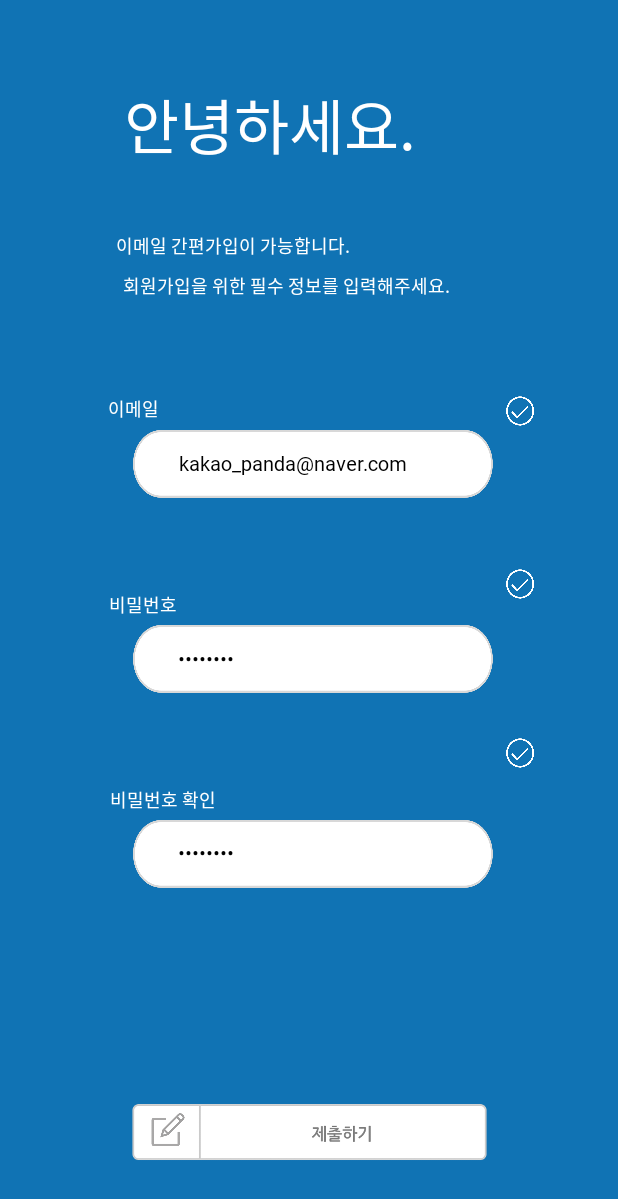
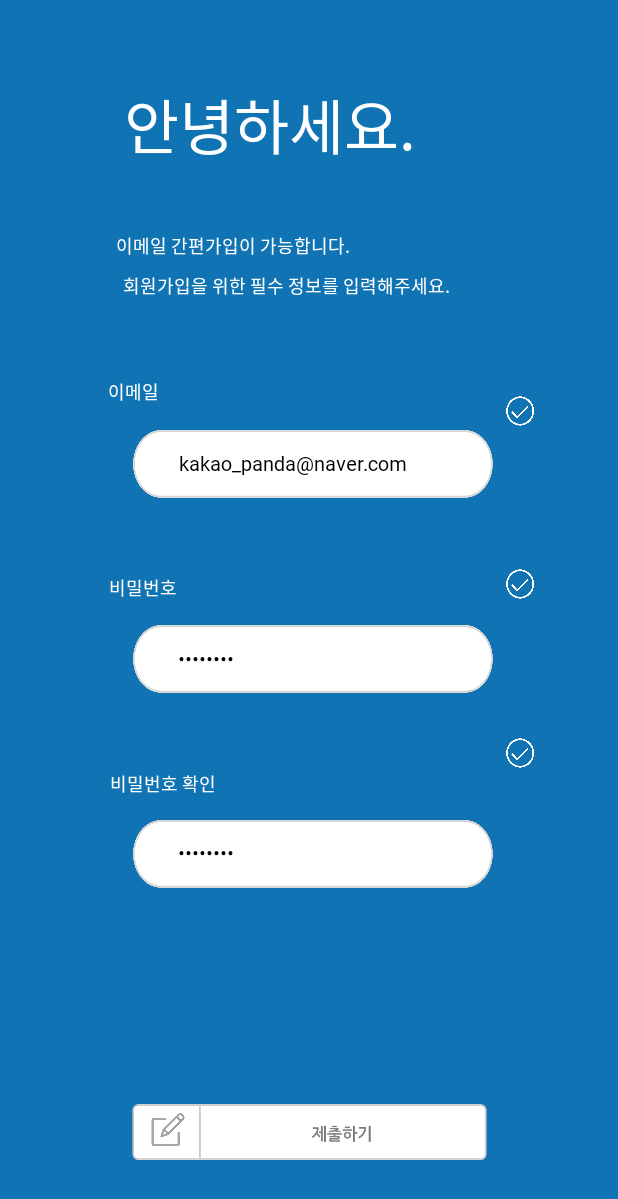
Before and after one commit to kakaopanda/CapstoneDesign, an Android app: the SignupFirstActivity screen opened directly, with no data from a screen before it, on a phone screen of 412 x 824 dp. Shown: the top 1199 px of the screen. Run offline under Robolectric (Android 15) with nearby library versions, the phone set to English and light mode, and no system bars.

Commit message:
20220407

```diff
--- a/app/src/main/res/layout/activity_login_second.xml
+++ b/app/src/main/res/layout/activity_login_second.xml
@@ -105,7 +105,7 @@
         app:layout_constraintHorizontal_bias="0.24"
         app:layout_constraintStart_toStartOf="parent"
         app:layout_constraintTop_toTopOf="parent"
-        app:layout_constraintVertical_bias="0.392"
+        app:layout_constraintVertical_bias="0.383"
         tools:ignore="MissingConstraints" />
 
     <TextView
@@ -121,7 +121,7 @@
         app:layout_constraintHorizontal_bias="0.232"
         app:layout_constraintStart_toStartOf="parent"
         app:layout_constraintTop_toTopOf="parent"
-        app:layout_constraintVertical_bias="0.231"
+        app:layout_constraintVertical_bias="0.222"
         tools:ignore="MissingConstraints" />
 
     <ImageView
--- a/app/src/main/res/layout/activity_signup_first.xml
+++ b/app/src/main/res/layout/activity_signup_first.xml
@@ -92,7 +92,7 @@
         app:layout_constraintHorizontal_bias="0.215"
         app:layout_constraintStart_toStartOf="parent"
         app:layout_constraintTop_toTopOf="parent"
-        app:layout_constraintVertical_bias="0.65"
+        app:layout_constraintVertical_bias="0.637"
         tools:ignore="MissingConstraints" />
 
     <ImageView
@@ -141,10 +141,10 @@
         android:textSize="12dp"
         app:layout_constraintBottom_toBottomOf="parent"
         app:layout_constraintEnd_toEndOf="parent"
-        app:layout_constraintHorizontal_bias="0.199"
+        app:layout_constraintHorizontal_bias="0.198"
         app:layout_constraintStart_toStartOf="parent"
         app:layout_constraintTop_toTopOf="parent"
-        app:layout_constraintVertical_bias="0.489"
+        app:layout_constraintVertical_bias="0.475"
         tools:ignore="MissingConstraints" />
 
     <TextView
@@ -158,10 +158,10 @@
         android:textSize="12dp"
         app:layout_constraintBottom_toBottomOf="parent"
         app:layout_constraintEnd_toEndOf="parent"
-        app:layout_constraintHorizontal_bias="0.190"
+        app:layout_constraintHorizontal_bias="0.19"
         app:layout_constraintStart_toStartOf="parent"
         app:layout_constraintTop_toTopOf="parent"
-        app:layout_constraintVertical_bias="0.327"
+        app:layout_constraintVertical_bias="0.313"
         tools:ignore="MissingConstraints" />
 
     <ImageView
--- a/app/src/main/res/layout/activity_signup_second.xml
+++ b/app/src/main/res/layout/activity_signup_second.xml
@@ -100,10 +100,10 @@
         android:textSize="12dp"
         app:layout_constraintBottom_toBottomOf="parent"
         app:layout_constraintEnd_toEndOf="parent"
-        app:layout_constraintHorizontal_bias="0.203"
+        app:layout_constraintHorizontal_bias="0.2"
         app:layout_constraintStart_toStartOf="parent"
         app:layout_constraintTop_toTopOf="parent"
-        app:layout_constraintVertical_bias="0.3"
+        app:layout_constraintVertical_bias="0.302"
         tools:ignore="MissingConstraints" />
 
     <ImageView
```
Also changed, not shown: 12 other files.
